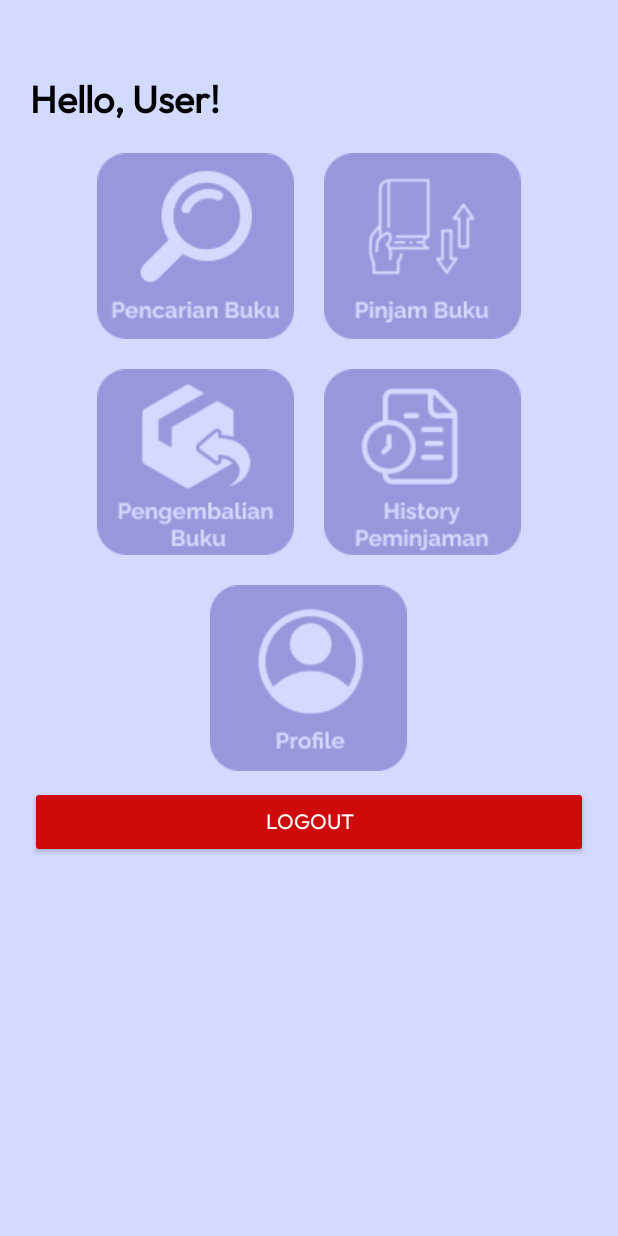
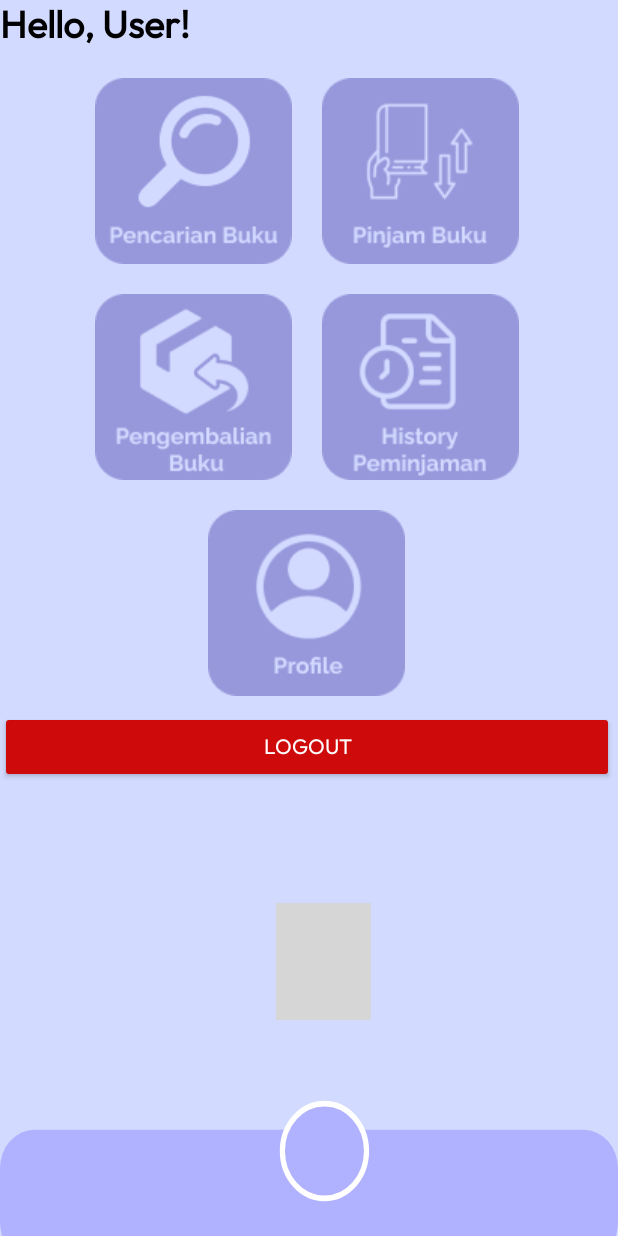
Before and after one commit to AgengCDB/Library, an Android app: the layout activity_main.xml on its own in the app's theme, with its tools: preview values and no code run, on a phone screen of 412 x 824 dp. Run offline under Robolectric (Android 15) with nearby library versions, the phone set to English and light mode, and no system bars; network calls fail; grey boxes are pictures that could not be loaded.

Commit message:
Navbar home

```diff
--- /dev/null
+++ b/app/src/main/res/drawable/ic_home_w_navbar.xml
@@ -0,0 +1,21 @@
+<vector xmlns:android="http://schemas.android.com/apk/res/android"
+    android:width="360dp"
+    android:height="640dp"
+    android:viewportWidth="360"
+    android:viewportHeight="640">
+  <group>
+    <clip-path
+        android:pathData="M0,0h360v640h-360z"/>
+    <path
+        android:pathData="M0,0h360v640h-360z"
+        android:fillColor="#D2DAFF"/>
+    <path
+        android:pathData="M20,585L340,585A20,20 0,0 1,360 605L360,633A20,20 0,0 1,340 653L20,653A20,20 0,0 1,0 633L0,605A20,20 0,0 1,20 585z"
+        android:fillColor="#B1B2FF"/>
+    <path
+        android:pathData="M189,596m-24.5,0a24.5,24.5 0,1 1,49 0a24.5,24.5 0,1 1,-49 0"
+        android:strokeWidth="3"
+        android:fillColor="#B1B2FF"
+        android:strokeColor="#ffffff"/>
+  </group>
+</vector>
--- a/app/src/main/res/layout/activity_main.xml
+++ b/app/src/main/res/layout/activity_main.xml
@@ -4,15 +4,15 @@
     xmlns:tools="http://schemas.android.com/tools"
     android:layout_width="match_parent"
     android:layout_height="match_parent"
-    android:background="@color/color_bg"
+    android:background="@drawable/ic_home_w_navbar"
     tools:context=".MainActivity">
 
     <LinearLayout
         style="@style/layout"
-        android:layout_width="match_parent"
-        android:layout_height="match_parent"
+        android:layout_width="409dp"
+        android:layout_height="680dp"
         android:orientation="vertical"
-        tools:layout_editor_absoluteX="20dp"
+        tools:layout_editor_absoluteX="2dp"
         tools:layout_editor_absoluteY="50dp">
 
         <TextView
@@ -90,6 +90,22 @@
             android:text="Logout"
             android:textColor="#fff" />
 
+        <LinearLayout
+            android:layout_width="match_parent"
+            android:layout_height="match_parent"
+            android:orientation="horizontal">
+
+            <ImageButton
+                android:id="@+id/btnHome"
+                android:layout_width="63dp"
+                android:layout_height="78dp"
+                android:layout_gravity="bottom"
+                android:layout_marginLeft="184dp"
+                android:background="@android:color/transparent"
+                android:scaleType="fitCenter"
+                app:srcCompat="@drawable/group_19" />
+        </LinearLayout>
+
     </LinearLayout>
 
 </android.support.constraint.ConstraintLayout>
```
Also changed, not shown: app/src/main/res/drawable/home_nav.png (added).
